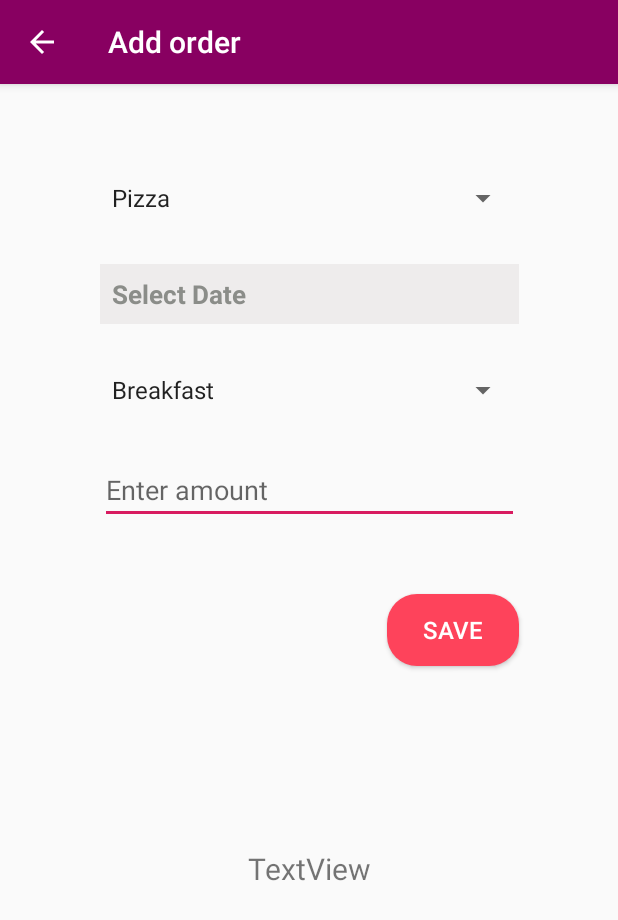
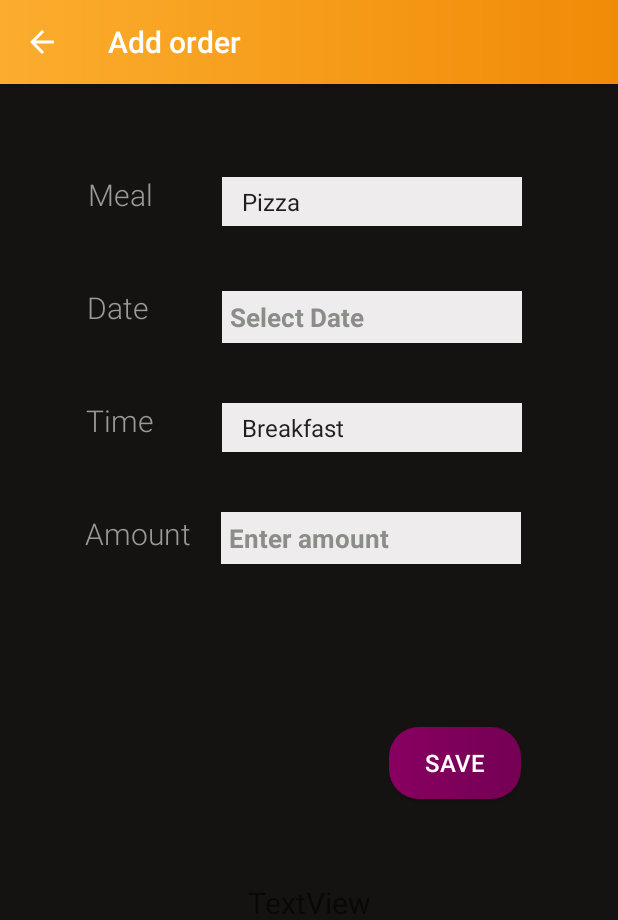
Before and after one commit to winstonjaysa/contact4, an Android app: the OrderAdd screen opened directly, with no data from a screen before it, on a phone screen of 412 x 824 dp. Shown: the top 920 px of the screen. Run offline under Robolectric (Android 15) with nearby library versions, the phone set to English and light mode, and no system bars; our stand-ins replace Firebase (no records; nobody signed in at launch, a user with empty details on screens opened directly).

Commit message:
hutho hari sync 3

```diff
--- a/app/src/main/java/com/example/contact/OrderAdd.java
+++ b/app/src/main/java/com/example/contact/OrderAdd.java
@@ -1,6 +1,7 @@
 package com.example.contact;
 
 import android.app.DatePickerDialog;
+import android.graphics.Color;
 import android.os.Bundle;
 import android.text.Editable;
 import android.text.TextUtils;
@@ -16,6 +17,7 @@ import android.widget.TextView;
 import android.widget.Toast;
 
 import androidx.annotation.NonNull;
+import androidx.appcompat.app.ActionBar;
 import androidx.appcompat.app.AppCompatActivity;
 
 import com.google.firebase.database.DataSnapshot;
@@ -42,6 +44,12 @@ public class OrderAdd extends AppCompatActivity {
         super.onCreate(savedInstanceState);
         setContentView(R.layout.activity_order_add);
 
+        //customize action bar
+        ActionBar actionBar=getSupportActionBar();
+        if(actionBar!=null){
+            actionBar.setBackgroundDrawable(getResources().getDrawable(R.drawable.gradiant_action_bar));
+        }
+        //end
         getSupportActionBar().setDisplayHomeAsUpEnabled(true);
         getSupportActionBar().setTitle("Add order");
 
@@ -97,6 +105,7 @@ public class OrderAdd extends AppCompatActivity {
             @Override
             public void onItemSelected(AdapterView<?> adapterView, View view, int i, long l) {
                 time_selected=adapterView.getItemAtPosition(i).toString();
+               // ((TextView) adapterView.getChildAt(0)).setTextColor(Color.parseColor("#b911bc"));
             }
 
             @Override
--- /dev/null
+++ b/app/src/main/res/drawable/gradiant_action_bar.xml
@@ -0,0 +1,11 @@
+<?xml version="1.0" encoding="utf-8"?>
+<shape xmlns:android="http://schemas.android.com/apk/res/android"
+    android:shape="rectangle"
+    android:useLevel="false">
+
+    <gradient android:angle="360"
+        android:type="linear"
+        android:startColor="@color/actionBar_start_color"
+        android:endColor="@color/actionBar_end_color"/>
+
+</shape>
--- a/app/src/main/res/drawable/round_corners_button.xml
+++ b/app/src/main/res/drawable/round_corners_button.xml
@@ -15,8 +15,10 @@
     <item >
         <shape >
             <corners android:radius="20dp"/>
-            <solid android:color="#fe435b "/>
-
+            <gradient android:angle="360"
+                android:type="linear"
+                android:startColor="@color/colorSecondary"
+                android:endColor="@color/colorSecondaryDark"/>
         </shape>
 
     </item>
--- a/app/src/main/res/layout/activity_order_add.xml
+++ b/app/src/main/res/layout/activity_order_add.xml
@@ -4,60 +4,72 @@
     xmlns:tools="http://schemas.android.com/tools"
     android:layout_width="match_parent"
     android:layout_height="match_parent"
+    android:background="#141312"
     tools:context=".OrderAdd">
 
     <Spinner
         android:id="@+id/meal_list"
-        android:layout_width="279dp"
+        android:layout_width="200dp"
         android:layout_height="wrap_content"
-        android:layout_marginStart="8dp"
+        android:layout_marginTop="62dp"
+        android:layout_marginEnd="64dp"
+        android:background="#EEECEC"
+        android:padding="5dp"
+        android:spinnerMode="dialog"
+        android:textColor="#8B8D89"
+        android:theme="@style/ThemeSpinner"
+        app:layout_constraintEnd_toEndOf="parent"
+        app:layout_constraintTop_toTopOf="parent" />
 
-        android:layout_marginTop="64dp"
-        android:layout_marginEnd="8dp"
-        app:layout_constraintEnd_toEndOf="parent"
-        app:layout_constraintStart_toStartOf="parent"
-        app:layout_constraintTop_toTopOf="parent" />
 
     <EditText
         android:id="@+id/date"
-        android:layout_width="279dp"
+        android:layout_width="200dp"
         android:layout_height="wrap_content"
         android:layout_centerHorizontal="true"
-        android:layout_marginTop="32dp"
+        android:layout_marginTop="43dp"
+        android:layout_marginEnd="64dp"
+        android:focusable="false"
         android:background="#EEECEC"
-        android:focusable="false"
         android:hint="Select Date"
-        android:padding="8dp"
+        android:padding="5dp"
         android:textColor="#8B8D89"
         android:textColorHint="#8B8D89"
         android:textSize="17sp"
         android:textStyle="bold"
         app:layout_constraintEnd_toEndOf="parent"
-        app:layout_constraintStart_toStartOf="parent"
         app:layout_constraintTop_toBottomOf="@+id/meal_list" />
 
     <Spinner
         android:id="@+id/time_list"
-        android:layout_width="279dp"
+        android:layout_width="200dp"
         android:layout_height="wrap_content"
-
-        android:layout_marginTop="32dp"
+        android:theme="@style/ThemeSpinner"
+        android:background="#EEECEC"
+        android:padding="5dp"
+        android:layout_marginTop="40dp"
+        android:layout_marginEnd="64dp"
+        android:spinnerMode="dialog"
         app:layout_constraintEnd_toEndOf="parent"
-        app:layout_constraintStart_toStartOf="parent"
         app:layout_constraintTop_toBottomOf="@+id/date" />
 
     <EditText
         android:id="@+id/etxt2"
-        android:layout_width="279dp"
-        android:layout_height="45dp"
+        android:layout_width="200dp"
+        android:layout_height="wrap_content"
         android:layout_marginStart="8dp"
-        android:layout_marginTop="32dp"
-
+        android:layout_marginTop="40dp"
         android:layout_marginEnd="8dp"
-        android:ems="10"
+        android:background="#EEECEC"
         android:hint="@string/enter_amount"
         android:inputType="number"
+        android:padding="5dp"
+        android:textColor="#8B8D89"
+        android:textColorHint="#8B8D89"
+        android:textSize="17sp"
+        android:textStyle="bold"
         app:layout_constraintEnd_toEndOf="parent"
+        app:layout_constraintHorizontal_bias="0.712"
         app:layout_constraintStart_toStartOf="parent"
         app:layout_constraintTop_toBottomOf="@+id/time_list" />
 
@@ -75,10 +87,10 @@
         android:textSize="16sp"
         app:layout_constraintBottom_toBottomOf="parent"
         app:layout_constraintEnd_toEndOf="parent"
-        app:layout_constraintHorizontal_bias="0.811"
+        app:layout_constraintHorizontal_bias="0.817"
         app:layout_constraintStart_toStartOf="parent"
         app:layout_constraintTop_toBottomOf="@+id/etxt2"
-        app:layout_constraintVertical_bias="0.094" />
+        app:layout_constraintVertical_bias="0.262" />
 
     <TextView
         android:id="@+id/display_text"
@@ -96,5 +108,69 @@
         app:layout_constraintTop_toBottomOf="@+id/etxt2"
         app:layout_constraintVertical_bias="0.146" />
 
+    <TextView
+        android:id="@+id/textView5"
+        android:layout_width="wrap_content"
+        android:layout_height="wrap_content"
+        android:layout_marginStart="8dp"
+        android:layout_marginTop="60dp"
+        android:layout_marginEnd="8dp"
+        android:fontFamily="sans-serif-light"
+        android:text="Meal"
+        android:textColor="#9a9a9a"
+        android:textSize="20sp"
+        app:layout_constraintEnd_toStartOf="@+id/meal_list"
+        app:layout_constraintHorizontal_bias="0.568"
+        app:layout_constraintStart_toStartOf="parent"
+        app:layout_constraintTop_toTopOf="parent" />
+
+    <TextView
+        android:id="@+id/textView7"
+        android:layout_width="wrap_content"
+        android:layout_height="wrap_content"
+        android:layout_marginStart="8dp"
+        android:layout_marginTop="48dp"
+        android:layout_marginEnd="8dp"
+        android:fontFamily="sans-serif-light"
+        android:text="Date"
+        android:textColor="#9a9a9a"
+        android:textSize="20sp"
+        app:layout_constraintEnd_toStartOf="@+id/date"
+        app:layout_constraintHorizontal_bias="0.555"
+        app:layout_constraintStart_toStartOf="parent"
+        app:layout_constraintTop_toBottomOf="@+id/textView5" />
+
+    <TextView
+        android:id="@+id/textView8"
+        android:layout_width="wrap_content"
+        android:layout_height="wrap_content"
+        android:layout_marginStart="8dp"
+        android:layout_marginTop="48dp"
+        android:layout_marginEnd="36dp"
+        android:fontFamily="sans-serif-light"
+        android:text="Time"
+        android:textColor="#9a9a9a"
+        android:textSize="20sp"
+        app:layout_constraintEnd_toStartOf="@+id/time_list"
+        app:layout_constraintHorizontal_bias="0.844"
+        app:layout_constraintStart_toStartOf="parent"
+        app:layout_constraintTop_toBottomOf="@+id/textView7" />
+
+    <TextView
+        android:id="@+id/textView9"
+        android:layout_width="wrap_content"
+        android:layout_height="wrap_content"
+        android:layout_marginStart="8dp"
+        android:layout_marginTop="48dp"
+        android:layout_marginEnd="8dp"
+        android:fontFamily="sans-serif-light"
+        android:text="Amount"
+        android:textColor="#9a9a9a"
+        android:textSize="20sp"
+        app:layout_constraintEnd_toStartOf="@+id/etxt2"
+        app:layout_constraintHorizontal_bias="0.805"
+        app:layout_constraintStart_toStartOf="parent"
+        app:layout_constraintTop_toBottomOf="@+id/textView8" />
+
 
 </androidx.constraintlayout.widget.ConstraintLayout>
--- a/app/src/main/res/layout/activity_order_main.xml
+++ b/app/src/main/res/layout/activity_order_main.xml
@@ -4,6 +4,7 @@
     xmlns:tools="http://schemas.android.com/tools"
     android:layout_width="match_parent"
     android:layout_height="match_parent"
+    android:background="#141312"
     tools:context=".OrderMain">
 
     <RelativeLayout
--- a/app/src/main/res/values/colors.xml
+++ b/app/src/main/res/values/colors.xml
@@ -1,8 +1,12 @@
 <?xml version="1.0" encoding="utf-8"?>
 <resources>
-    <color name="colorPrimary">#880061 </color>
-    <color name="colorPrimaryDark">#740053</color>
-    <color name="colorAccent">#D81B60</color>
+    <color name="colorPrimary">#fcad2e</color>
+    <color name="colorPrimaryDark">#f08b07</color>
+
+    //calendar color
+    <color name="colorAccent">#f08b07</color>
+    //
+
     <color name="colorPrimary1">#FFC50C</color>
     <color name="colorPrimaryDark1">#E5B009</color>
     <color name="colorAccent1">#FF4081</color>
@@ -10,6 +14,8 @@
     <color name="twitterBlue">#29C5F6</color>
     <color name="googleRed">#D03E2F</color>
 
+    <color name="colorSecondary">#880061</color>
+    <color name="colorSecondaryDark">#740053</color>
 
     <color name="white">#FFFFFF</color>
     <color name="transparent">#00000000</color>
@@ -17,4 +23,7 @@
 
     <color name="textColor">#6e6e6e</color>
 
+
+    <color name="actionBar_start_color">#fcad2e</color>
+    <color name="actionBar_end_color">#f08b07</color>
 </resources>
--- a/app/src/main/res/values/styles.xml
+++ b/app/src/main/res/values/styles.xml
@@ -12,4 +12,12 @@
           <item name="colorAccent">@color/colorAccent</item>
       </style>
 
+    <style name="ThemeSpinner">
+        <!-- Color when pressed -->
+        <item name="colorAccent">#ffa000</item>
+        <!-- Default color for the dropdown arrow and line -->
+        <item name="colorControlNormal">#ffc107</item>
+        <item name="color" state_checked="true">#EEECEC</item>
+    </style>
+
   </resources>
```
Also changed, not shown: app/src/main/java/com/example/contact/MainActivity.java (+14 -0 lines), app/src/main/java/com/example/contact/OrderMain.java (+7 -0 lines), app/src/main/java/com/example/contact/RecyclerView_Config.java (+17 -5 lines), app/src/main/res/drawable/round_button.xml (+5 -2 lines), app/src/main/res/layout/order_list.xml (+43 -21 lines), app/src/main/res/drawable/baked_bbq_chicken_1.jpg (added), app/src/main/res/drawable/buttercream_and_cupcakes.jpg (added), app/src/main/res/drawable/grilled_pizza.jpg (added), app/src/main/res/drawable/vegan_tacos.jpg (added).
